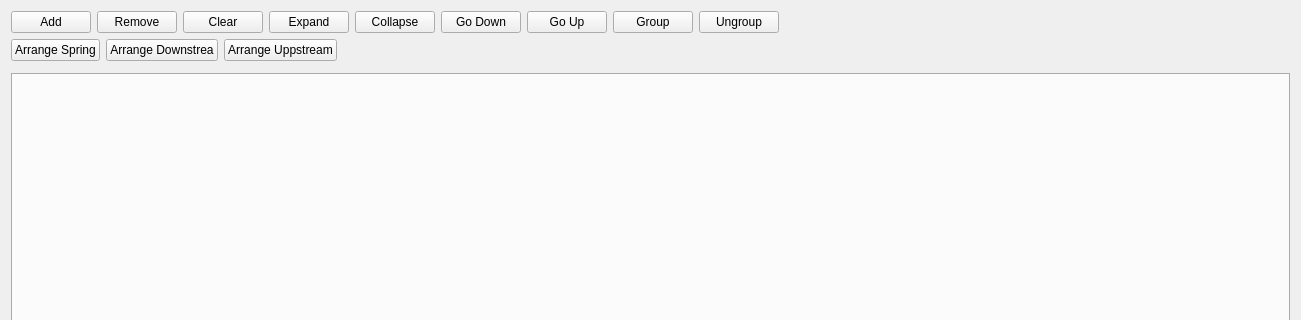
This is python/omtk/qt_widgets/widget_nodegraph/ui/nodegraph_widget.ui in renaudll/omtk as Qt 5 draws it before an edit; both pictures show x 0 to 1301 and y 0 to 320 of the 1301 by 525 pixel window. The edited form follows.
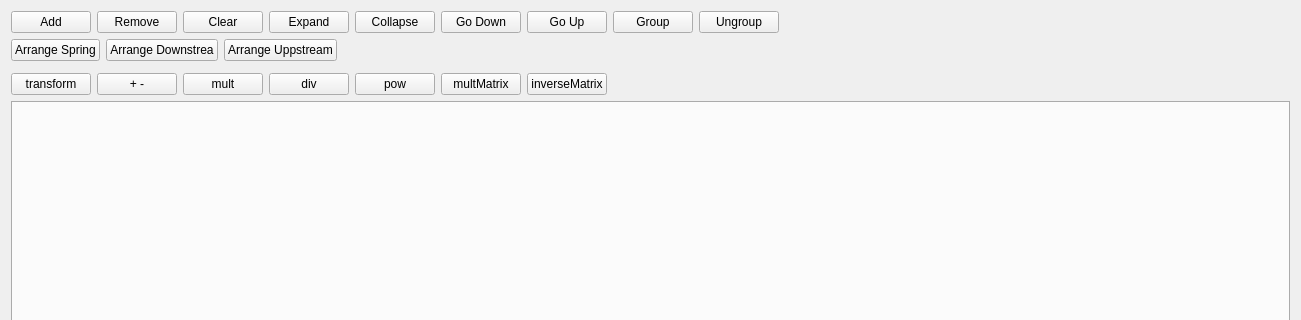
This is the edited form. Custom widgets are drawn as their Qt base class.

```diff
--- a/python/omtk/qt_widgets/widget_nodegraph/ui/nodegraph_widget.ui
+++ b/python/omtk/qt_widgets/widget_nodegraph/ui/nodegraph_widget.ui
@@ -207,6 +207,72 @@
    <item>
     <widget class="WidgetBreadcrumb" name="widget_breadcrumb" native="true"/>
    </item>
+   <item>
+    <layout class="QHBoxLayout" name="horizontalLayout_3">
+     <item>
+      <widget class="QPushButton" name="pushButton">
+       <property name="text">
+        <string>transform</string>
+       </property>
+      </widget>
+     </item>
+     <item>
+      <widget class="QPushButton" name="pushButton_2">
+       <property name="text">
+        <string>+ -</string>
+       </property>
+      </widget>
+     </item>
+     <item>
+      <widget class="QPushButton" name="pushButton_3">
+       <property name="text">
+        <string>mult</string>
+       </property>
+      </widget>
+     </item>
+     <item>
+      <widget class="QPushButton" name="pushButton_4">
+       <property name="text">
+        <string>div</string>
+       </property>
+      </widget>
+     </item>
+     <item>
+      <widget class="QPushButton" name="pushButton_5">
+       <property name="text">
+        <string>pow</string>
+       </property>
+      </widget>
+     </item>
+     <item>
+      <widget class="QPushButton" name="pushButton_6">
+       <property name="text">
+        <string>multMatrix</string>
+       </property>
+      </widget>
+     </item>
+     <item>
+      <widget class="QPushButton" name="pushButton_7">
+       <property name="text">
+        <string>inverseMatrix</string>
+       </property>
+      </widget>
+     </item>
+     <item>
+      <spacer name="horizontalSpacer_3">
+       <property name="orientation">
+        <enum>Qt::Horizontal</enum>
+       </property>
+       <property name="sizeHint" stdset="0">
+        <size>
+         <width>40</width>
+         <height>20</height>
+        </size>
+       </property>
+      </spacer>
+     </item>
+    </layout>
+   </item>
    <item>
     <widget class="QTabWidget" name="tabWidget">
      <property name="currentIndex">
```
